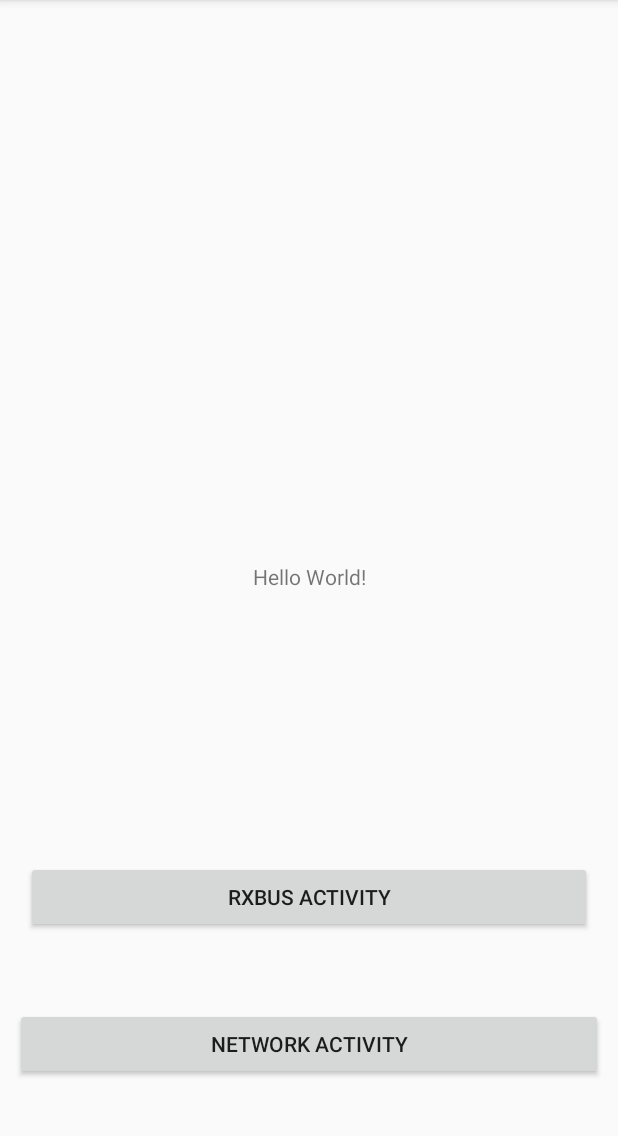
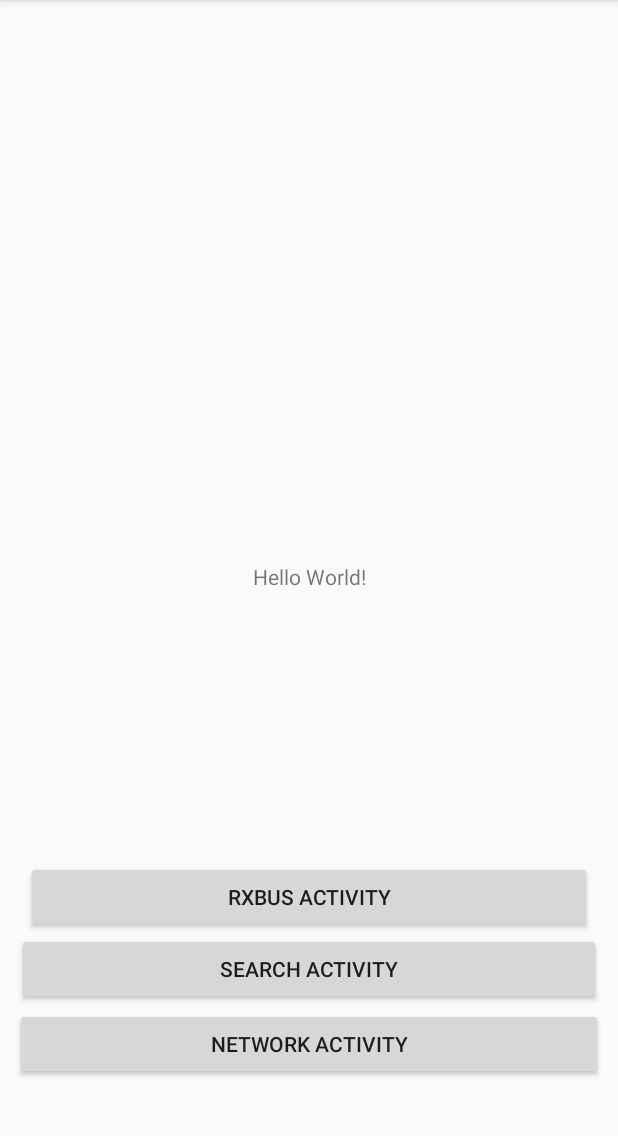
Before and after one commit to amitkumar0000/kotlin-Rxjava, an Android app: the screen it shows after launch (SelectionActivity), on a phone screen of 412 x 824 dp, the part 84-1220 px from its top. Run offline under Robolectric (Android 15) with nearby library versions, the phone set to English and light mode, and no system bars; our stand-ins replace Dagger/Hilt's generated code, RxJava.

Commit message:
SearchView using Rxjava

```diff
--- a/app/src/main/AndroidManifest.xml
+++ b/app/src/main/AndroidManifest.xml
@@ -28,6 +28,8 @@
                 android:label="@string/title_activity_profile_screen"
                 android:theme="@style/AppTheme.NoActionBar">
         </activity>
+        <activity android:name=".ui.SerachActivity">
+        </activity>
     </application>
 
 </manifest>
--- a/app/src/main/java/com/kotlin/rxjava/SelectionActivity.kt
+++ b/app/src/main/java/com/kotlin/rxjava/SelectionActivity.kt
@@ -5,6 +5,7 @@ import android.support.v7.app.AppCompatActivity
 import android.os.Bundle
 import android.view.View
 import com.kotlin.rxjava.ui.RxBus.RxBusActivity
+import com.kotlin.rxjava.ui.SerachActivity
 import com.kotlin.rxjava.ui.networking.NetworkingActivtiy
 
 class SelectionActivity : AppCompatActivity() {
@@ -26,6 +27,9 @@ class SelectionActivity : AppCompatActivity() {
                 startActivity(Intent(this,NetworkingActivtiy::class.java))
 
             }
+            R.id.searchAt->{
+                startActivity(Intent(this, SerachActivity::class.java))
+            }
 
         }
     }
--- a/app/src/main/res/layout/activity_main.xml
+++ b/app/src/main/res/layout/activity_main.xml
@@ -35,5 +35,14 @@
             android:onClick="onClick"
             app:layout_constraintBottom_toBottomOf="parent" android:layout_marginEnd="10dp"
             app:layout_constraintHorizontal_bias="0.0"/>
+    <Button
+            android:text="Search Activity"
+            android:layout_width="0dp"
+            android:layout_height="wrap_content"
+            android:id="@+id/searchAt"
+            android:onClick="onClick"
+            app:layout_constraintTop_toBottomOf="@+id/startRxBusActivity" app:layout_constraintEnd_toEndOf="parent"
+            app:layout_constraintStart_toStartOf="parent"
+            android:layout_marginStart="11dp" android:layout_marginEnd="11dp"/>
 
 </android.support.constraint.ConstraintLayout>
```
Also changed, not shown: app/src/main/java/com/kotlin/rxjava/ui/SerachActivity.kt (added, +74 -0 lines), app/src/main/res/layout/activity_serach.xml (added, +28 -0 lines).
